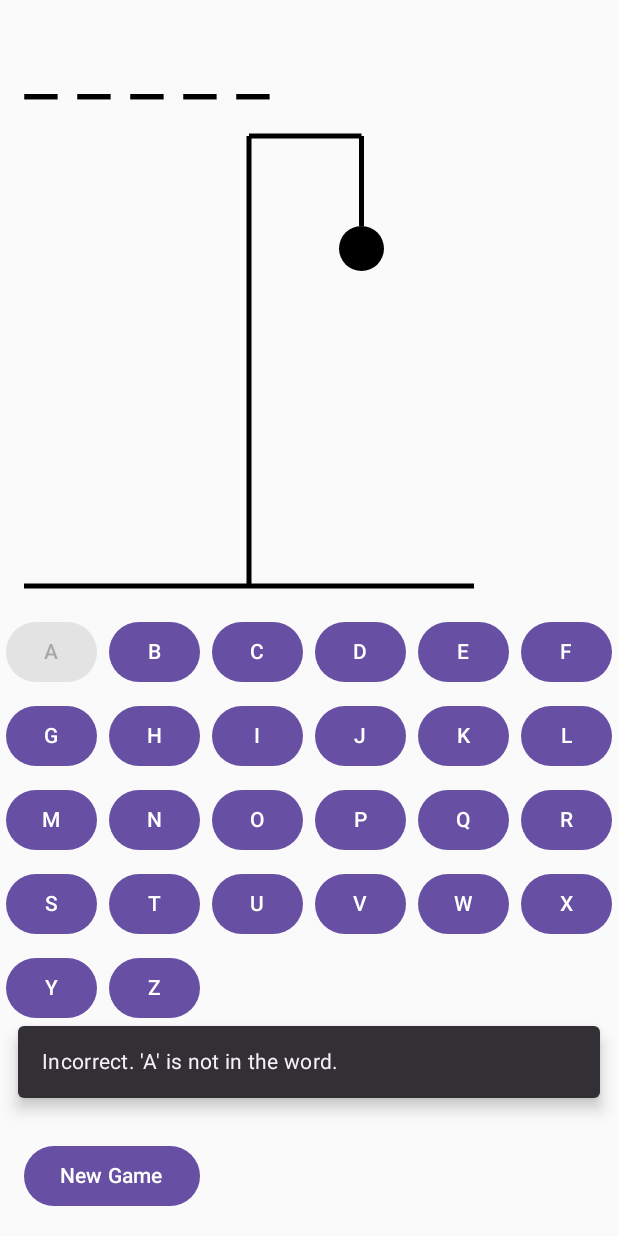
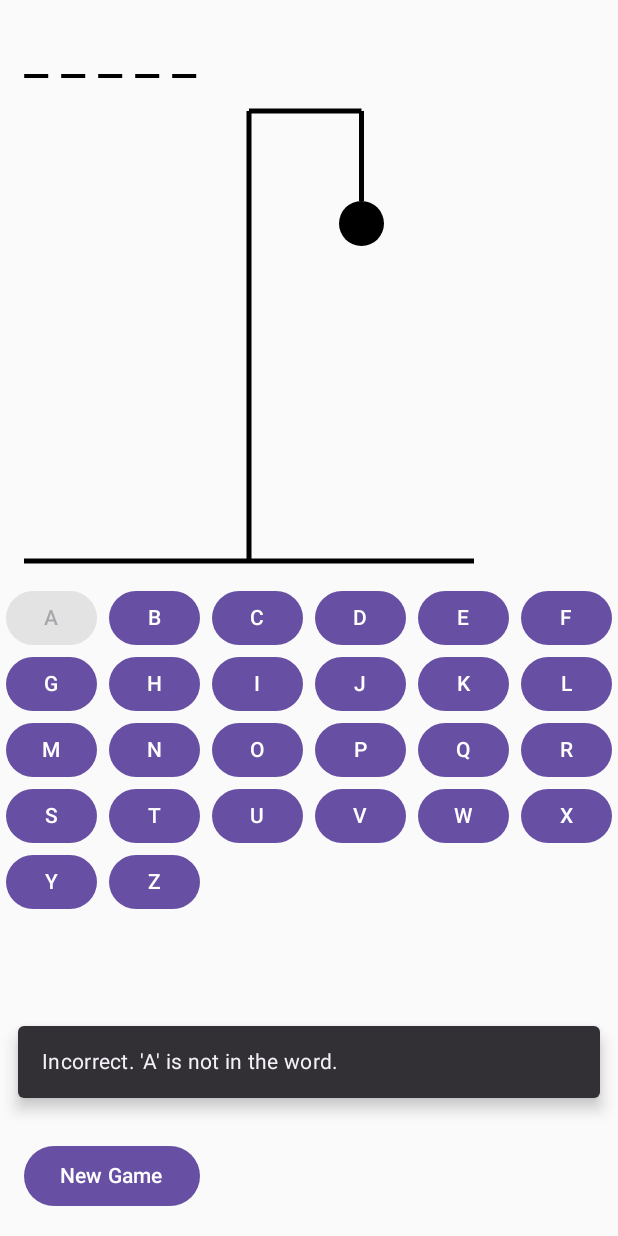
Before and after one commit to alvenie/TingShingLiu-ChongHaoChen-GuessTheWord, an Android app built with Jetpack Compose: the screen it shows after launch (MainActivity), after a tap on an icon or button, on a phone screen of 412 x 824 dp. Run offline under Robolectric (Android 15) with nearby library versions, the phone set to English and light mode, and no system bars; 1 other tap on this screen came first.

Commit message:
Fixed some UI issues.

```diff
--- a/app/build.gradle.kts
+++ b/app/build.gradle.kts
@@ -66,6 +66,6 @@ dependencies {
     androidTestImplementation(libs.androidx.ui.test.junit4)
     debugImplementation(libs.androidx.ui.tooling)
     debugImplementation(libs.androidx.ui.test.manifest)
-    implementation("androidx.lifecycle:lifecycle-viewmodel-compose:2.8.6")
+    implementation("androidx.lifecycle:lifecycle-viewmodel-compose:2.6.1")
 
 }
--- a/app/src/main/java/com/example/tingshingliu_chonghaochen_guesstheword/MainActivity.kt
+++ b/app/src/main/java/com/example/tingshingliu_chonghaochen_guesstheword/MainActivity.kt
@@ -27,7 +27,6 @@ import androidx.compose.runtime.mutableStateOf
 import androidx.compose.runtime.getValue
 import androidx.compose.runtime.setValue
 import androidx.compose.ui.Alignment
-import androidx.compose.ui.text.style.LineHeightStyle
 import androidx.lifecycle.viewmodel.compose.viewModel
 import kotlinx.coroutines.launch
 import kotlin.random.Random
@@ -46,11 +45,11 @@ class HangmanViewModel : ViewModel() {
     private var currentWord = getRandomWord()
     var word by mutableStateOf(currentWord.text)
     var guessedLetters by mutableStateOf(setOf<Char>())
-    var incorrectGuesses by mutableStateOf(0)
-    var hintState by mutableStateOf(0)
+    var incorrectGuesses by mutableIntStateOf(0)
+    var hintState by mutableIntStateOf(0)
     var isGameOver by mutableStateOf(false)
 
-    fun makeGuess(letter: Char) {
+    private fun makeGuess(letter: Char) {
         if (letter in word) {
             guessedLetters = guessedLetters + letter
         } else {
@@ -59,6 +58,7 @@ class HangmanViewModel : ViewModel() {
         }
         isGameOver = checkGameOver()
     }
+
     fun makeGuessAndGetMessage(letter: Char): String {
         makeGuess(letter)
         return if (letter in word) {
@@ -67,6 +67,7 @@ class HangmanViewModel : ViewModel() {
             "Incorrect. '$letter' is not in the word."
         }
     }
+
     private fun checkGameOver(): Boolean {
         return word.all { it in guessedLetters } || incorrectGuesses >= 6
     }
@@ -141,8 +142,9 @@ fun HangmanGameApp(viewModel: HangmanViewModel = viewModel()) {
                 HintPanel(viewModel)
             }
             Column(modifier = Modifier.weight(1f)) {
+                NewGameButton(viewModel)
                 MainGamePlayScreen(viewModel)
-                NewGameButton(viewModel)
+
             }
         }
     } else {
@@ -171,6 +173,7 @@ fun LetterSelectionPanel(viewModel: HangmanViewModel, modifier: Modifier = Modif
                     },
                     enabled = !viewModel.isGameOver && letter !in viewModel.guessedLetters,
                     modifier = Modifier.padding(4.dp)
+                        .size(36.dp)
                 ) {
                     Text(letter.toString())
                 }
@@ -192,10 +195,10 @@ fun HintPanel(viewModel: HangmanViewModel) {
     Column {
         Text(
             text = hintMessage.value,
-            fontSize = 60.sp,
+            fontSize = 24.sp,
             modifier = Modifier.padding(16.dp)
         )
-
+        Row {
             Button(
                 onClick = {
                     val message = viewModel.useHint()
@@ -208,26 +211,20 @@ fun HintPanel(viewModel: HangmanViewModel) {
                     }
                 },
                 enabled = !viewModel.isGameOver && viewModel.hintState < 3,
-            modifier = Modifier.padding(16.dp)
-                .size(100.dp)
+                modifier = Modifier.padding(8.dp)
             ) {
                 Text("Hint")
             }
 
             SnackbarHost(hostState = snackbarHostState)
         }
+
+    }
 }
 
 @Composable
 fun MainGamePlayScreen(viewModel: HangmanViewModel) {
     Column(modifier = Modifier.fillMaxWidth().padding(16.dp)) {
-        Text(
-            text = viewModel.word.map { if (it in viewModel.guessedLetters) it else '_' }.joinToString(" "),
-            fontSize = 50.sp,
-            modifier = Modifier.padding(bottom = 16.dp)
-        )
-
-        HangmanFigure(viewModel.incorrectGuesses)
 
         if (viewModel.isGameOver) {
             Text(
@@ -235,14 +232,27 @@ fun MainGamePlayScreen(viewModel: HangmanViewModel) {
                 fontSize = 30.sp
             )
         }
+
+        Text(
+            text = viewModel.word.map { if (it in viewModel.guessedLetters) it else '_' }.joinToString(" "),
+            fontSize = 36.sp,
+            modifier = Modifier.padding(bottom = 16.dp)
+        )
+
+        HangmanFigure(viewModel.incorrectGuesses)
+
     }
 }
 
 @Composable
 fun HangmanFigure(incorrectGuesses: Int) {
     val orientation = LocalConfiguration.current.orientation
-    var hangmansize by remember { mutableStateOf(0) }
-    if (orientation == Configuration.ORIENTATION_LANDSCAPE) { hangmansize = 550 } else { hangmansize = 300 }
+    var hangmansize by remember { mutableIntStateOf(0) }
+    hangmansize = if (orientation == Configuration.ORIENTATION_LANDSCAPE) {
+        400
+    } else {
+        300
+    }
 
     Canvas(modifier = Modifier.size(hangmansize.dp)) {
         // Base
```
Lines whose indentation alone changed are shown as unchanged.
